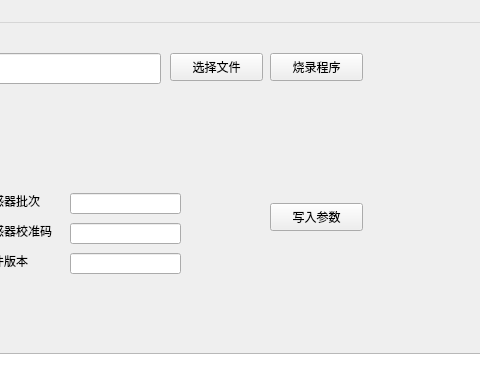
Qt form mainwindow.ui (zjt-code/RSL15_Programmer) before a commit; both pictures show x 320 to 800 and y 0 to 392 of the 800 by 600 pixel window.
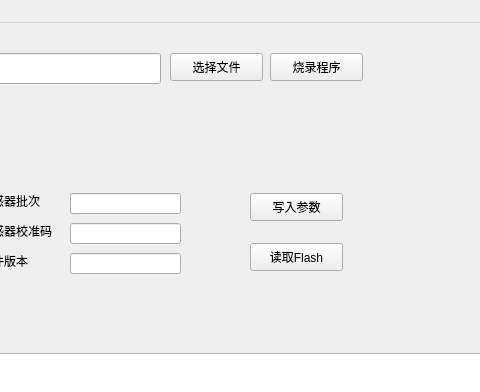
The same form after that commit.

Commit message:
add code ,read data from Flash
Add buttton ,read data from flash, and then transit to cgms data

The edit to the form file:
```diff
--- a/mainwindow.ui
+++ b/mainwindow.ui
@@ -79,8 +79,8 @@
    <widget class="QPushButton" name="BT_WriteParam">
     <property name="geometry">
      <rect>
-      <x>590</x>
-      <y>180</y>
+      <x>570</x>
+      <y>170</y>
       <width>93</width>
       <height>28</height>
      </rect>
@@ -263,6 +263,19 @@
      <string extracomment="valide length 14,start with D3-"/>
     </property>
    </widget>
+   <widget class="QPushButton" name="pb_readFlash">
+    <property name="geometry">
+     <rect>
+      <x>570</x>
+      <y>220</y>
+      <width>93</width>
+      <height>28</height>
+     </rect>
+    </property>
+    <property name="text">
+     <string>读取Flash</string>
+    </property>
+   </widget>
   </widget>
   <widget class="QMenuBar" name="menubar">
    <property name="geometry">
```
Left out of the diff: 2 changed lines with no effect on the pictures. The commit also changes 80 other files.
